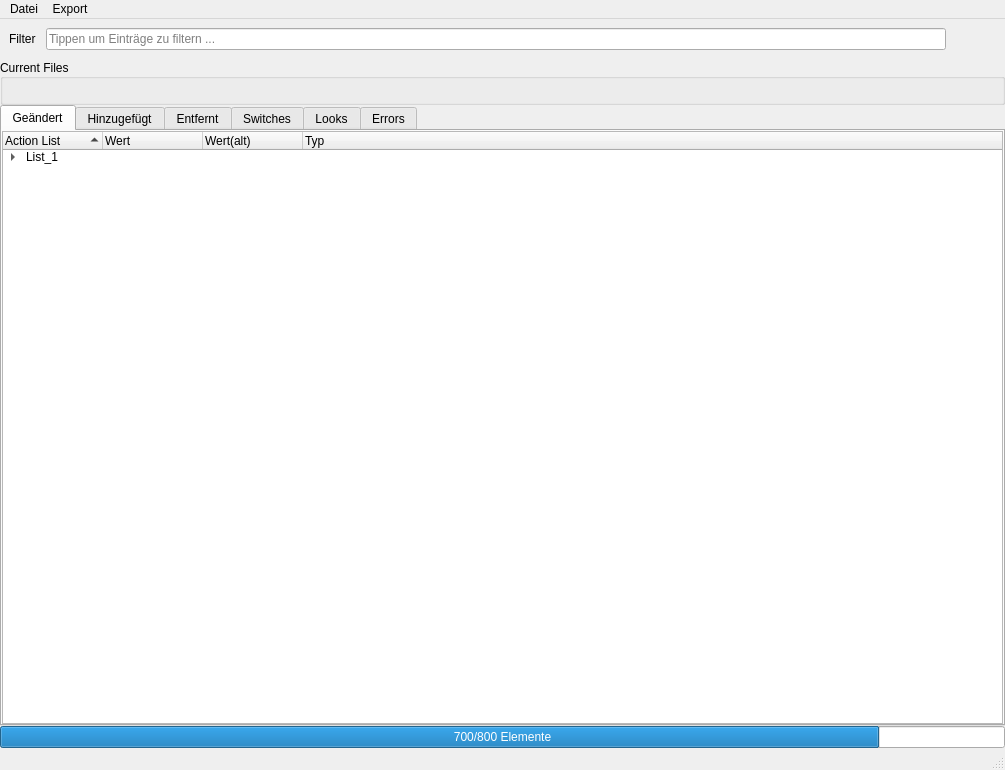
First picture: the form in ui/POS_Schnuffi.ui, repository tappi287/PosSchnuffi, before the edit.
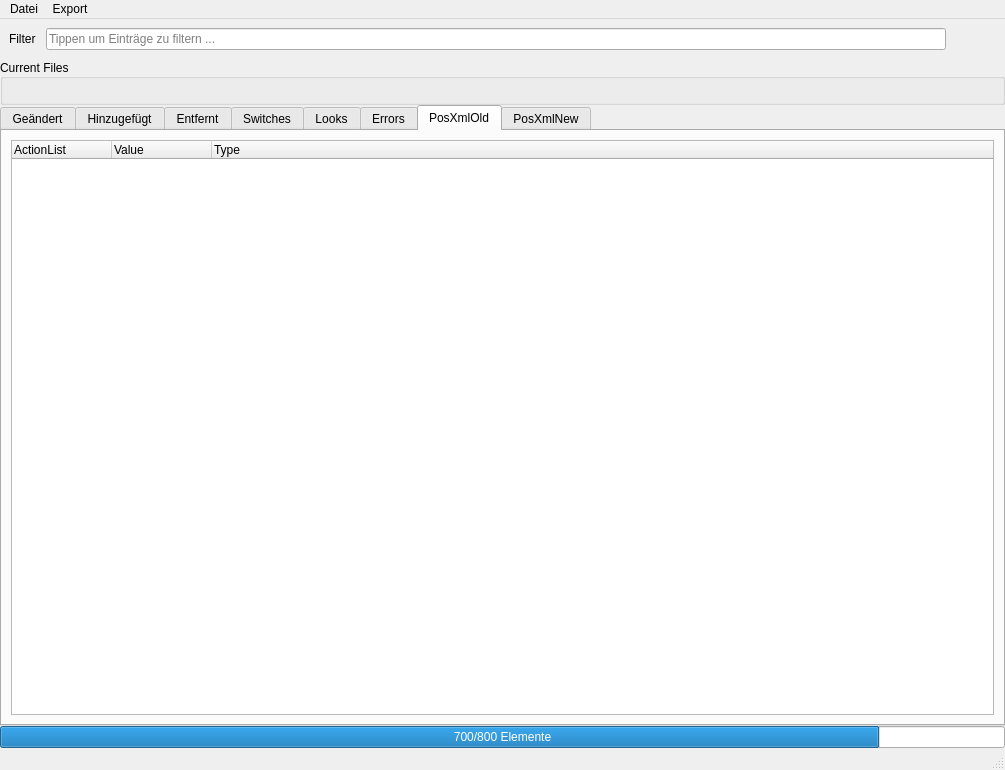
Second picture: the form after the edit. The open tabs and pages were chosen to show the change. Icons and pictures are not drawn.

Commit message: add PosNew PosOld widgets displaying complete xml actionlist content

Patch:
```diff
--- a/ui/POS_Schnuffi.ui
+++ b/ui/POS_Schnuffi.ui
@@ -513,6 +513,58 @@
         </item>
        </layout>
       </widget>
+      <widget class="QWidget" name="posOldTab">
+       <attribute name="title">
+        <string>PosXmlOld</string>
+       </attribute>
+       <layout class="QHBoxLayout" name="horizontalLayout_3">
+        <item>
+         <widget class="QTreeWidget" name="posOldWidget">
+          <column>
+           <property name="text">
+            <string>ActionList</string>
+           </property>
+          </column>
+          <column>
+           <property name="text">
+            <string>Value</string>
+           </property>
+          </column>
+          <column>
+           <property name="text">
+            <string>Type</string>
+           </property>
+          </column>
+         </widget>
+        </item>
+       </layout>
+      </widget>
+      <widget class="QWidget" name="posNewTab">
+       <attribute name="title">
+        <string>PosXmlNew</string>
+       </attribute>
+       <layout class="QVBoxLayout" name="verticalLayout_6">
+        <item>
+         <widget class="QTreeWidget" name="posNewWidget">
+          <column>
+           <property name="text">
+            <string>ActionList</string>
+           </property>
+          </column>
+          <column>
+           <property name="text">
+            <string>Value</string>
+           </property>
+          </column>
+          <column>
+           <property name="text">
+            <string>Type</string>
+           </property>
+          </column>
+         </widget>
+        </item>
+       </layout>
+      </widget>
      </widget>
     </item>
     <item>
```
The commit also changes 2 other files.
